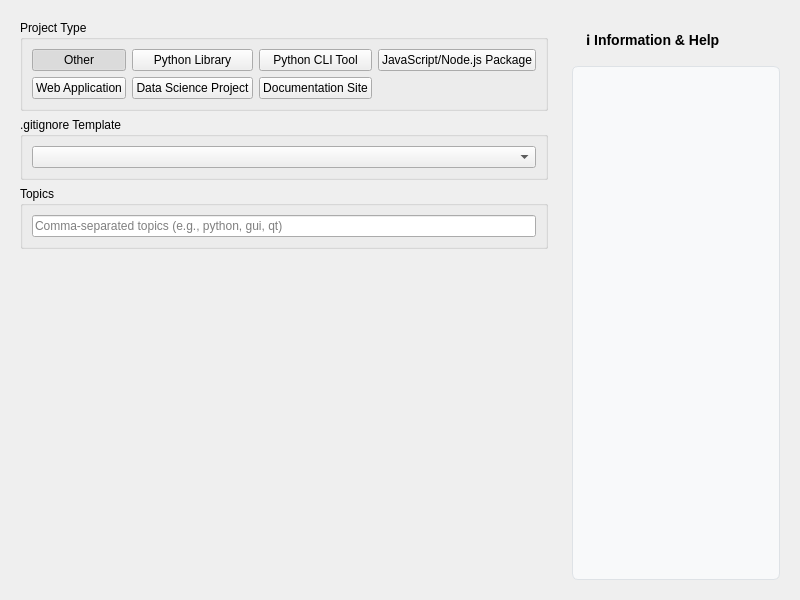
Old version of the form src/repospark/assets/ui/project_tab.ui in the repository RichLewis007/RepoSpark.
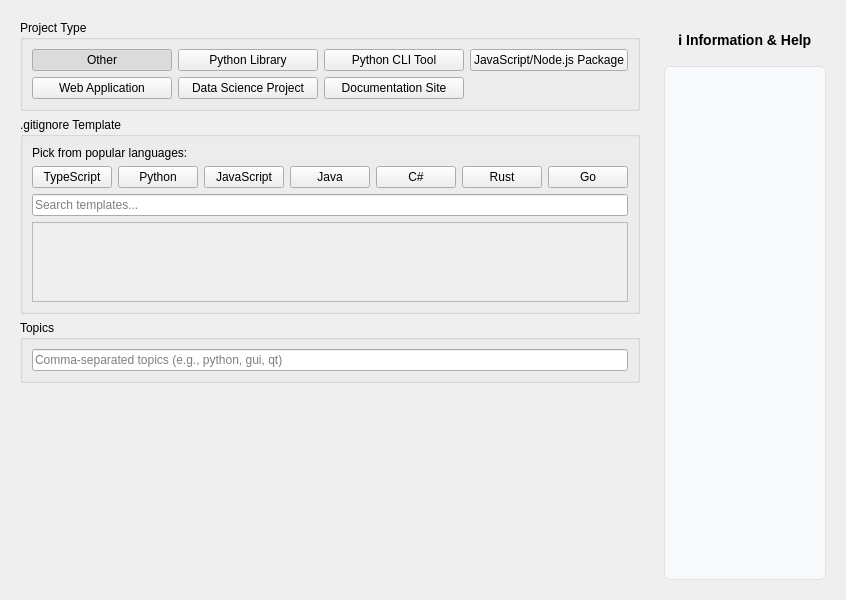
New version of the form.

Commit message: improved gitignore templates display and handling, show entire template, add search for templates, added quick access buttons for templates.

```diff
--- a/src/repospark/assets/ui/project_tab.ui
+++ b/src/repospark/assets/ui/project_tab.ui
@@ -103,7 +103,105 @@
         </property>
         <layout class="QVBoxLayout" name="gitignore_layout">
          <item>
-          <widget class="QComboBox" name="gitignore_combo"/>
+          <widget class="QLabel" name="popular_languages_label">
+           <property name="text">
+            <string>Pick from popular languages:</string>
+           </property>
+          </widget>
+         </item>
+         <item>
+          <layout class="QHBoxLayout" name="popular_languages_layout">
+           <item>
+            <widget class="QPushButton" name="popular_typescript_btn">
+             <property name="text">
+              <string>TypeScript</string>
+             </property>
+            </widget>
+           </item>
+           <item>
+            <widget class="QPushButton" name="popular_python_btn">
+             <property name="text">
+              <string>Python</string>
+             </property>
+            </widget>
+           </item>
+           <item>
+            <widget class="QPushButton" name="popular_javascript_btn">
+             <property name="text">
+              <string>JavaScript</string>
+             </property>
+            </widget>
+           </item>
+           <item>
+            <widget class="QPushButton" name="popular_java_btn">
+             <property name="text">
+              <string>Java</string>
+             </property>
+            </widget>
+           </item>
+           <item>
+            <widget class="QPushButton" name="popular_csharp_btn">
+             <property name="text">
+              <string>C#</string>
+             </property>
+            </widget>
+           </item>
+           <item>
+            <widget class="QPushButton" name="popular_rust_btn">
+             <property name="text">
+              <string>Rust</string>
+             </property>
+            </widget>
+           </item>
+           <item>
+            <widget class="QPushButton" name="popular_go_btn">
+             <property name="text">
+              <string>Go</string>
+             </property>
+            </widget>
+           </item>
+           <item>
+            <spacer name="popular_languages_spacer">
+             <property name="orientation">
+              <enum>Qt::Horizontal</enum>
+             </property>
+             <property name="sizeHint" stdset="0">
+              <size>
+               <width>40</width>
+               <height>20</height>
+              </size>
+             </property>
+            </spacer>
+           </item>
+          </layout>
+         </item>
+         <item>
+          <widget class="QLineEdit" name="gitignore_search_edit">
+           <property name="placeholderText">
+            <string>Search templates...</string>
+           </property>
+          </widget>
+         </item>
+         <item>
+          <widget class="QScrollArea" name="gitignore_scroll_area">
+           <property name="widgetResizable">
+            <bool>true</bool>
+           </property>
+           <property name="horizontalScrollBarPolicy">
+            <enum>Qt::ScrollBarAlwaysOff</enum>
+           </property>
+           <widget class="QWidget" name="gitignore_scroll_content">
+            <property name="geometry">
+             <rect>
+              <x>0</x>
+              <y>0</y>
+              <width>722</width>
+              <height>200</height>
+             </rect>
+            </property>
+            <layout class="QGridLayout" name="gitignore_grid_layout"/>
+           </widget>
+          </widget>
          </item>
         </layout>
        </widget>
```
The commit also changes 4 other files.
